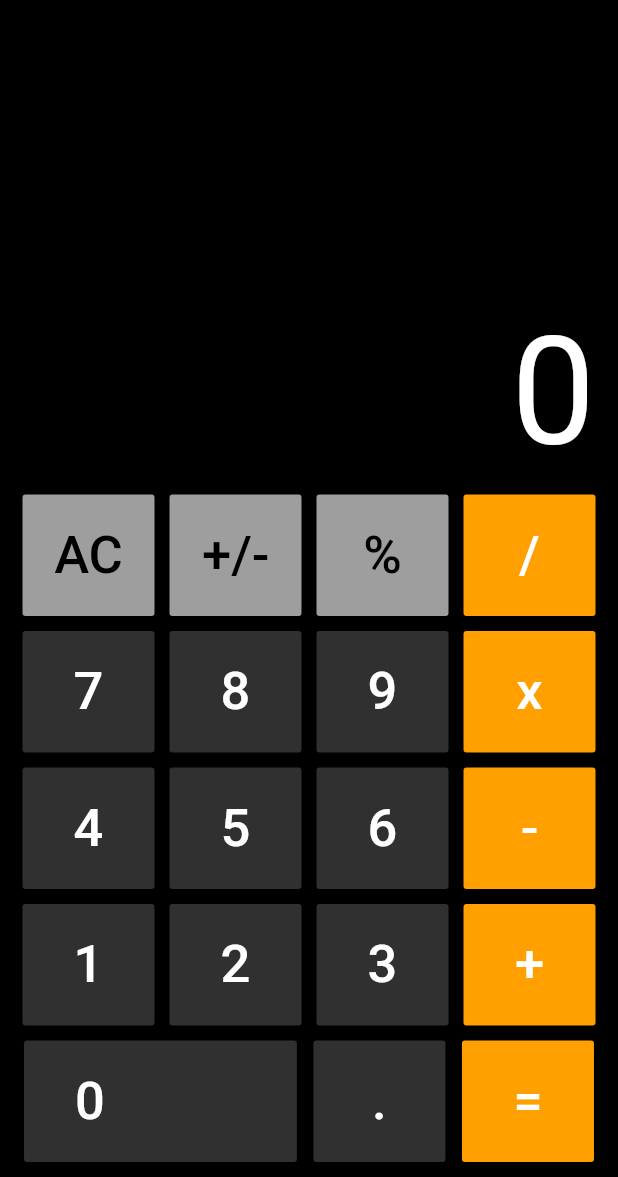
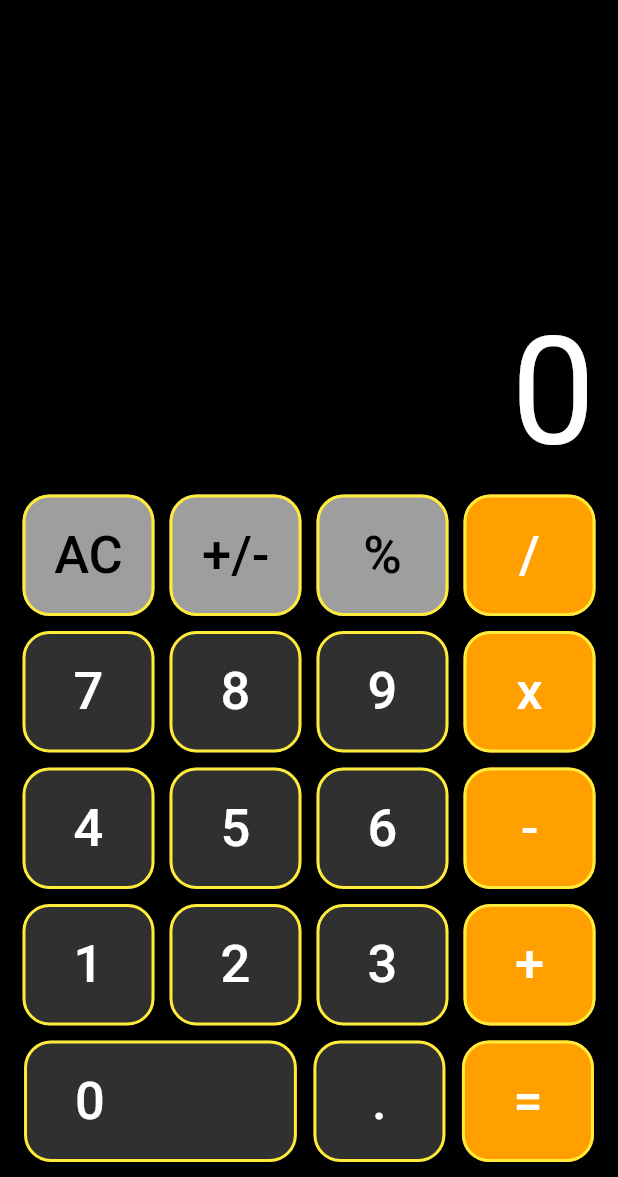
Before and after one commit to YerzhanAnglamas/calculator23117, a Flutter app: the screen it shows after launch, on a phone screen of 412 x 824 dp, the part 59-1236 px from its top. Run offline on Flutter 3.47's test engine with Material 2 defaults, Android fonts, the phone set to English and light mode, and no system bars.

Commit message:
Changed color

```diff
--- a/lib/main.dart
+++ b/lib/main.dart
@@ -22,6 +22,13 @@ class _CalculatorState extends State<Calculator> {
   Widget calculator_button(String btn_txt, Color btn_color, Color txt_color){
     return  Container(
       child: RaisedButton(
+        shape: RoundedRectangleBorder(
+                  borderRadius: BorderRadius.circular(18.0),
+                  side: BorderSide(
+                      color: Colors.yellow,
+                      width: 2.0,
+                  ),
+              ),
         onPressed: (){
           calculation(btn_txt);
         },
@@ -114,6 +121,13 @@ class _CalculatorState extends State<Calculator> {
               children: <Widget>[
                 //this is button Zero
                 RaisedButton(
+                  shape: RoundedRectangleBorder(
+                  borderRadius: BorderRadius.circular(18.0),
+                  side: BorderSide(
+                      color: Colors.yellow,
+                      width: 2.0,
+                  ),
+              ),
                   padding: EdgeInsets.fromLTRB(34, 20, 128, 20),
                   onPressed: (){
                     calculation('0');
```
